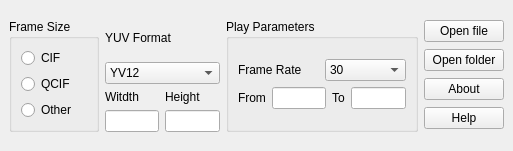
The window that UI_YUVviewer.ui (QQxiaoming/YUVviewer) describes before a commit, drawn with Qt 5.
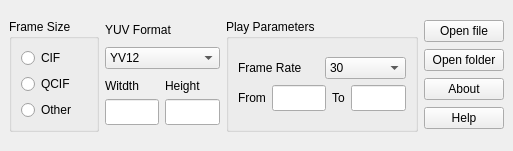
The same window after the commit.

Diff of the .ui file:
```diff
--- a/UI_YUVviewer.ui
+++ b/UI_YUVviewer.ui
@@ -53,6 +53,12 @@
          <layout class="QVBoxLayout" name="verticalLayout">
           <item>
            <widget class="QLabel" name="label">
+            <property name="sizePolicy">
+             <sizepolicy hsizetype="Preferred" vsizetype="Fixed">
+              <horstretch>0</horstretch>
+              <verstretch>0</verstretch>
+             </sizepolicy>
+            </property>
             <property name="text">
              <string>YUV Format</string>
             </property>
@@ -93,13 +99,26 @@
              <layout class="QVBoxLayout" name="verticalLayout_2">
               <item>
                <widget class="QLabel" name="label_2">
+                <property name="sizePolicy">
+                 <sizepolicy hsizetype="Preferred" vsizetype="Fixed">
+                  <horstretch>0</horstretch>
+                  <verstretch>0</verstretch>
+                 </sizepolicy>
+                </property>
                 <property name="text">
                  <string>Witdth</string>
                 </property>
                </widget>
               </item>
               <item>
-               <widget class="QLineEdit" name="frameSize_Width_LineEdit"/>
+               <widget class="QLineEdit" name="frameSize_Width_LineEdit">
+                <property name="minimumSize">
+                 <size>
+                  <width>0</width>
+                  <height>26</height>
+                 </size>
+                </property>
+               </widget>
               </item>
              </layout>
             </item>
@@ -107,13 +126,26 @@
              <layout class="QVBoxLayout" name="verticalLayout_3">
               <item>
                <widget class="QLabel" name="label_3">
+                <property name="sizePolicy">
+                 <sizepolicy hsizetype="Preferred" vsizetype="Fixed">
+                  <horstretch>0</horstretch>
+                  <verstretch>0</verstretch>
+                 </sizepolicy>
+                </property>
                 <property name="text">
                  <string>Height</string>
                 </property>
                </widget>
               </item>
               <item>
-               <widget class="QLineEdit" name="frameSize_Height_LineEdit"/>
+               <widget class="QLineEdit" name="frameSize_Height_LineEdit">
+                <property name="minimumSize">
+                 <size>
+                  <width>0</width>
+                  <height>26</height>
+                 </size>
+                </property>
+               </widget>
               </item>
              </layout>
             </item>
@@ -171,7 +203,14 @@
               </widget>
              </item>
              <item>
-              <widget class="QLineEdit" name="startFrame_LineEdit"/>
+              <widget class="QLineEdit" name="startFrame_LineEdit">
+               <property name="minimumSize">
+                <size>
+                 <width>0</width>
+                 <height>26</height>
+                </size>
+               </property>
+              </widget>
              </item>
              <item>
               <widget class="QLabel" name="label_6">
@@ -181,7 +220,14 @@
               </widget>
              </item>
              <item>
-              <widget class="QLineEdit" name="endFrame_LineEdit"/>
+              <widget class="QLineEdit" name="endFrame_LineEdit">
+               <property name="minimumSize">
+                <size>
+                 <width>0</width>
+                 <height>26</height>
+                </size>
+               </property>
+              </widget>
              </item>
             </layout>
            </item>
```
Left out of the diff: 5 changed lines with no effect on the pictures.
